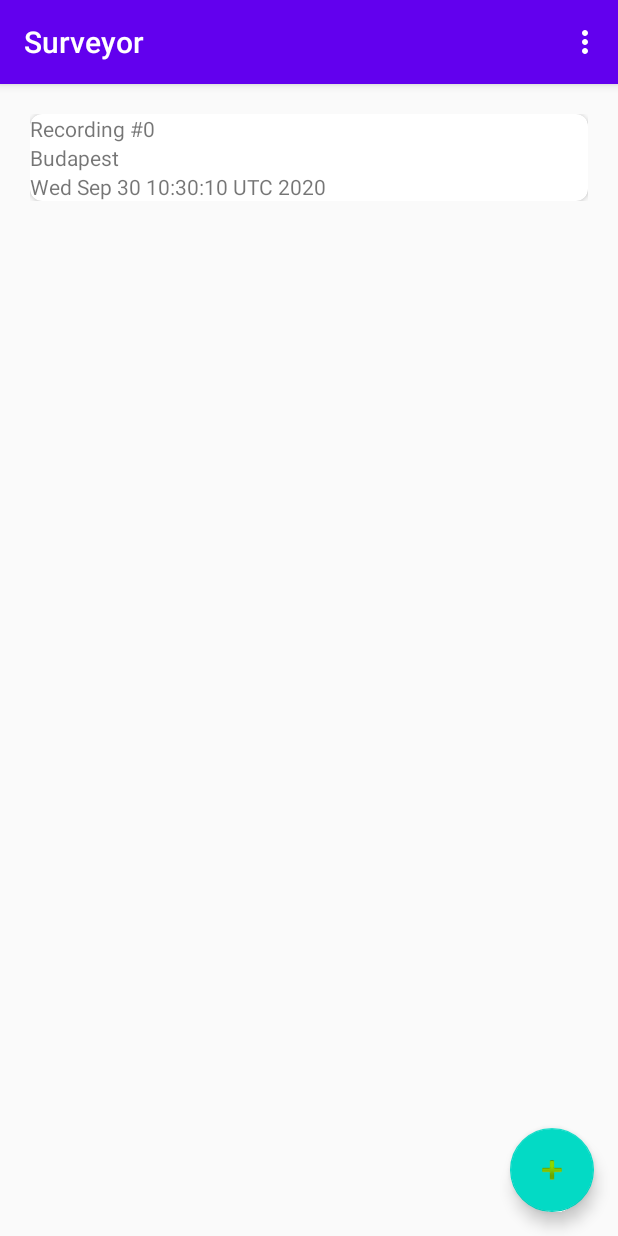
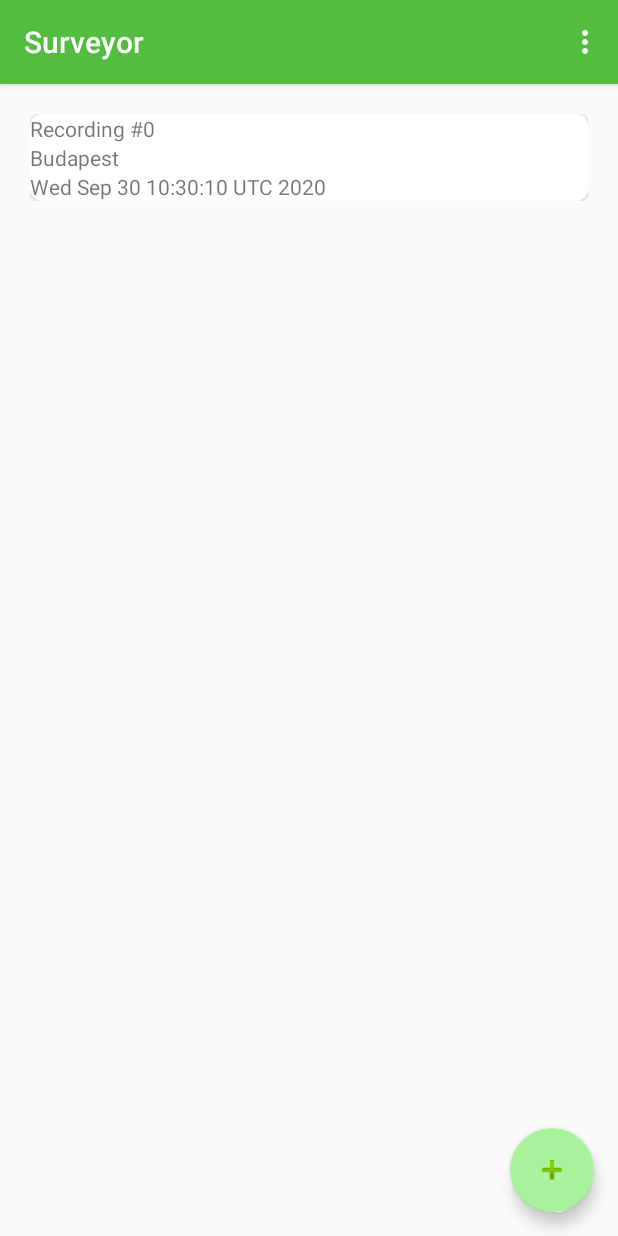
Before and after one commit to Easimer/oe_kotlin_dev, an Android app: the screen it shows after launch (MainActivity), in the options menu, after a tap on "Settings", on a phone screen of 412 x 824 dp. Run offline under Robolectric (Android 15) with nearby library versions, the phone set to English and light mode, and no system bars; our stand-ins replace data binding; libraries missing offline, so code that uses them is left out: org.osmdroid.config, org.osmdroid.tileprovider, org.osmdroid.views; 16 statements that could not run were skipped.

Commit message:
Update colors

```diff
--- a/app/app/src/main/res/values/colors.xml
+++ b/app/app/src/main/res/values/colors.xml
@@ -1,7 +1,7 @@
 <?xml version="1.0" encoding="utf-8"?>
 <resources>
-    <color name="colorPrimary">#6200EE</color>
-    <color name="colorPrimaryDark">#3700B3</color>
-    <color name="colorAccent">#03DAC5</color>
-    <color name="colorSplash">#8CD93F</color>
+    <color name="colorPrimary">#53BD40</color>
+    <color name="colorPrimaryDark">#4E7048</color>
+    <color name="colorAccent">#A8F29B</color>
+    <color name="colorSplash">#53BD40</color>
 </resources>
```
